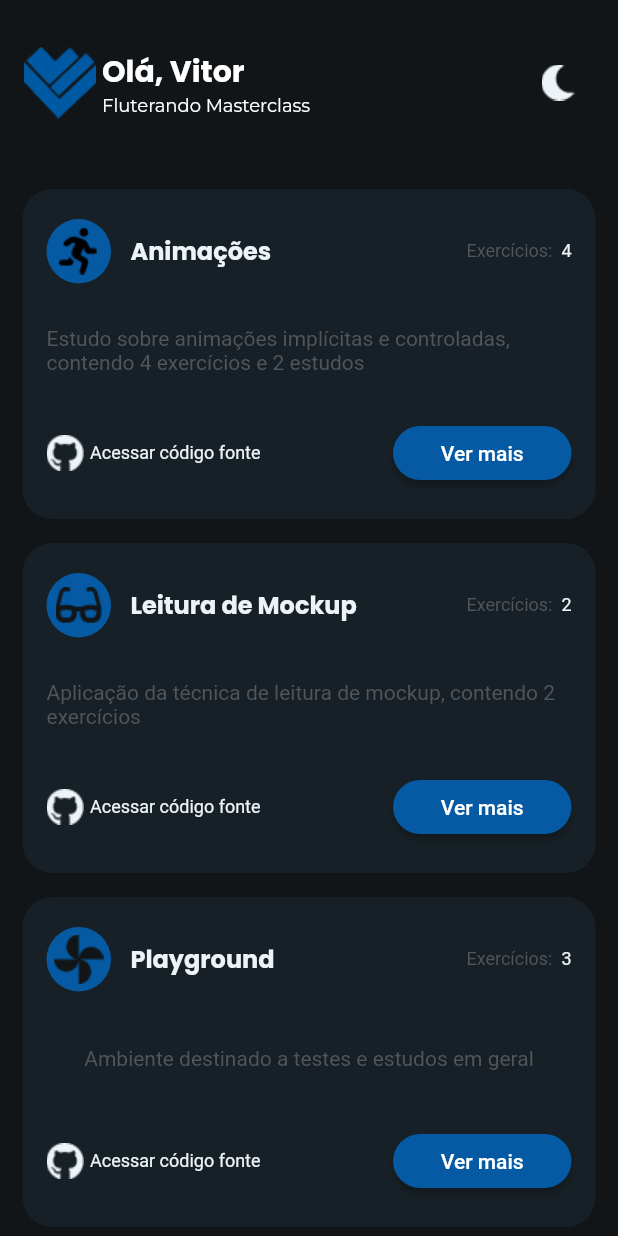
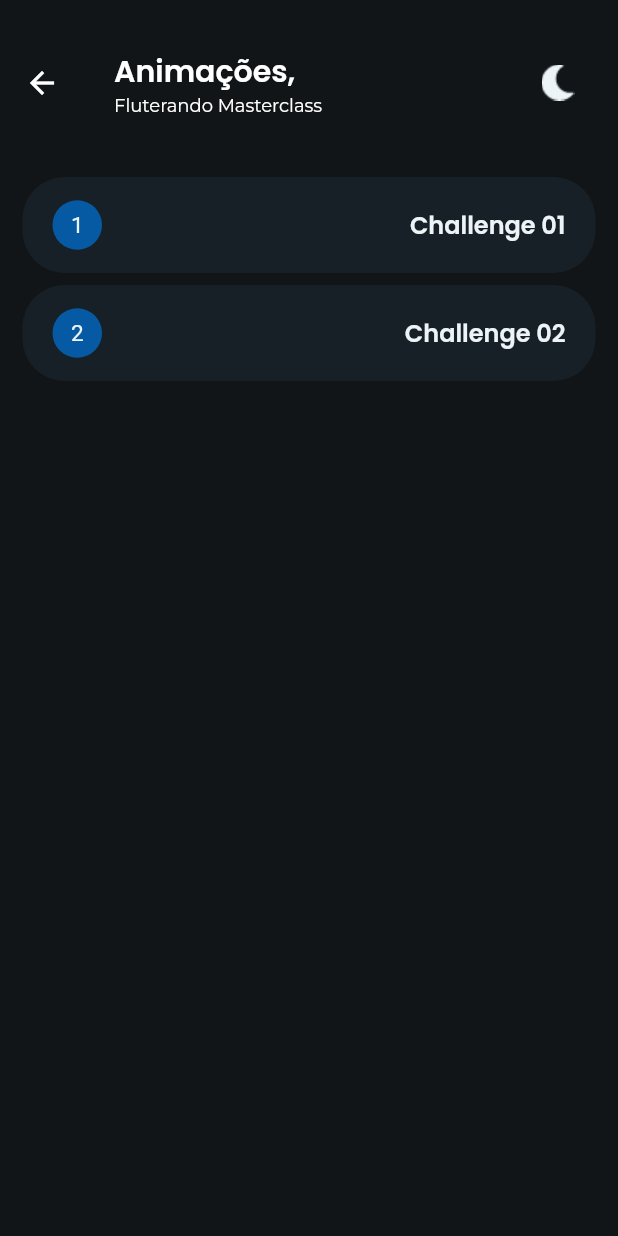
Before and after one commit to rondonVitor/masterclass-app, a Flutter app: the screen it shows after launch, after a tap on "Ver mais", on a phone screen of 412 x 824 dp. Run offline on Flutter 3.47's test engine with Material 2 defaults, Android fonts, the phone set to English and light mode, and no system bars; our stand-ins replace google_fonts.

Commit message:
Added animations challenges

```diff
--- a/lib/app_widget.dart
+++ b/lib/app_widget.dart
@@ -1,4 +1,7 @@
 import 'package:flutter/material.dart';
+import 'package:masterclass_app/modules/animations/animations_page.dart';
+import 'package:masterclass_app/modules/animations/challenge1/animations_challenge1_page.dart';
+import 'package:masterclass_app/modules/animations/challenge2/animations_challenge2_page.dart';
 import 'package:masterclass_app/modules/home/home_page.dart';
 import 'package:masterclass_app/shared/themes/app_colors.dart';
 
@@ -16,6 +19,9 @@ class AppWidget extends StatelessWidget {
       ),
       routes: {
         "/": (context) => const HomePage(),
+        "/animations": (context) => const AnimationsPage(),
+        "/animations/challenge1": (context) => const AnimationsChallenge1Page(),
+        "/animations/challenge2": (context) => const AnimationsChallenge2Page(),
       },
     );
   }
--- /dev/null
+++ b/lib/modules/animations/animations_page.dart
@@ -0,0 +1,41 @@
+import 'package:flutter/material.dart';
+import 'package:masterclass_app/shared/themes/app_colors.dart';
+import 'package:masterclass_app/shared/widgets/base_app_bar_widget.dart';
+import 'package:masterclass_app/shared/widgets/exercise_widget.dart';
+
+class AnimationsPage extends StatelessWidget {
+  const AnimationsPage({Key? key}) : super(key: key);
+
+  @override
+  Widget build(BuildContext context) {
+    return Scaffold(
+      extendBodyBehindAppBar: true,
+      appBar: BaseAppBarWidget(
+        imgLogo: false,
+        title: 'Animações,\n',
+        appBar: AppBar(),
+      ),
+      body: SafeArea(
+        child: Container(
+          width: double.infinity,
+          height: double.infinity,
+          color: AppColors.background,
+          child: Column(
+            children: const [
+              ExerciseWidget(
+                numberExercise: '1',
+                titleExercise: 'Challenge 01',
+                urlRedirect: '/animations/challenge1',
+              ),
+              ExerciseWidget(
+                numberExercise: '2',
+                titleExercise: 'Challenge 02',
+                urlRedirect: '/animations/challenge2',
+              ),
+            ],
+          ),
+        ),
+      ),
+    );
+  }
+}
--- a/lib/modules/home/home_page.dart
+++ b/lib/modules/home/home_page.dart
@@ -2,6 +2,7 @@ import 'package:flutter/material.dart';
 import 'package:masterclass_app/shared/themes/app_colors.dart';
 import 'package:masterclass_app/shared/themes/app_images.dart';
 import 'package:masterclass_app/shared/widgets/base_app_bar_widget.dart';
+import 'package:masterclass_app/shared/widgets/custom_bottom_navigation_bar_widget.dart';
 import 'package:masterclass_app/shared/widgets/custom_card_widget.dart';
 
 class HomePage extends StatelessWidget {
@@ -12,6 +13,7 @@ class HomePage extends StatelessWidget {
     return Scaffold(
       extendBodyBehindAppBar: true,
       appBar: BaseAppBarWidget(
+        imgLogo: true,
         title: 'Olá, Vitor\n',
         appBar: AppBar(),
       ),
@@ -29,7 +31,7 @@ class HomePage extends StatelessWidget {
                     subtitle:
                         'Estudo sobre animações implícitas e controladas, contendo 4 exercícios e 2 estudos',
                     urlImage: AppImages.iconRunning,
-                    redirectUrl: '/',
+                    redirectUrl: '/animations',
                     exercisesNumber: '4',
                   ),
                   CustomCardWidget(
@@ -53,6 +55,7 @@ class HomePage extends StatelessWidget {
           ),
         ),
       ),
+      bottomNavigationBar: const CustomBottomNavigationBarWidget(),
     );
   }
 }
--- a/lib/shared/themes/app_text_styles.dart
+++ b/lib/shared/themes/app_text_styles.dart
@@ -5,11 +5,11 @@ import 'package:masterclass_app/shared/themes/app_colors.dart';
 class TextStyles {
   static final headline1 = GoogleFonts.poppins(
     fontSize: 20,
-    fontWeight: FontWeight.bold,
+    fontWeight: FontWeight.w600,
   );
   static final headline2 = GoogleFonts.poppins(
     fontSize: 16,
-    fontWeight: FontWeight.bold,
+    fontWeight: FontWeight.w600,
     color: AppColors.highlight,
   );
   static final bodyText1 = GoogleFonts.montserrat(
--- a/lib/shared/widgets/base_app_bar_widget.dart
+++ b/lib/shared/widgets/base_app_bar_widget.dart
@@ -7,11 +7,13 @@ class BaseAppBarWidget extends StatelessWidget implements PreferredSizeWidget {
   final Color backgroundColor = AppColors.background;
   final String title;
   final AppBar appBar;
+  final bool imgLogo;
 
   BaseAppBarWidget({
     Key? key,
     required this.title,
     required this.appBar,
+    required this.imgLogo,
   }) : super(key: key);
 
   @override
@@ -23,9 +25,11 @@ class BaseAppBarWidget extends StatelessWidget implements PreferredSizeWidget {
       title: Row(
         crossAxisAlignment: CrossAxisAlignment.center,
         children: [
-          SizedBox(
-            child: Image.asset(AppImages.logo),
-          ),
+          imgLogo
+              ? SizedBox(
+                  child: Image.asset(AppImages.logo),
+                )
+              : Container(),
           Padding(
             padding: const EdgeInsets.only(left: 4),
             child: RichText(
--- /dev/null
+++ b/lib/shared/widgets/custom_bottom_navigation_bar_widget.dart
@@ -0,0 +1,76 @@
+import 'package:flutter/material.dart';
+import 'package:masterclass_app/shared/themes/app_colors.dart';
+import 'package:masterclass_app/shared/themes/app_images.dart';
+
+class CustomBottomNavigationBarWidget extends StatelessWidget {
+  const CustomBottomNavigationBarWidget({Key? key}) : super(key: key);
+
+  @override
+  Widget build(BuildContext context) {
+    return Container(
+      width: double.infinity,
+      height: 80,
+      color: AppColors.background,
+      child: Padding(
+        padding: const EdgeInsets.symmetric(vertical: 12),
+        child: Row(
+          mainAxisAlignment: MainAxisAlignment.spaceEvenly,
+          crossAxisAlignment: CrossAxisAlignment.center,
+          children: [
+            GestureDetector(
+              onTap: () {},
+              child: Column(
+                mainAxisAlignment: MainAxisAlignment.spaceEvenly,
+                children: [
+                  Image.asset(AppImages.iconTarget),
+                  Text(
+                    'Atividades',
+                    style: TextStyle(color: AppColors.highlight),
+                  ),
+                ],
+              ),
+            ),
+            Container(
+              width: 1,
+              decoration: BoxDecoration(color: AppColors.description),
+            ),
+            GestureDetector(
+              onTap: () {},
+              child: Column(
+                mainAxisAlignment: MainAxisAlignment.spaceEvenly,
+                children: [
+                  Image.asset(AppImages.iconGithub),
+                  Text(
+                    'Repositórios',
+                    style: TextStyle(color: AppColors.highlight),
+                  ),
+                ],
+              ),
+            ),
+            Container(
+              width: 1,
+              decoration: BoxDecoration(color: AppColors.description),
+            ),
+            GestureDetector(
+              onTap: () {},
+              child: Column(
+                mainAxisAlignment: MainAxisAlignment.spaceEvenly,
+                children: [
+                  Icon(
+                    Icons.person,
+                    color: AppColors.highlight,
+                    size: 28,
+                  ),
+                  Text(
+                    'Sobre o dev',
+                    style: TextStyle(color: AppColors.highlight),
+                  ),
+                ],
+              ),
+            ),
+          ],
+        ),
+      ),
+    );
+  }
+}
--- a/lib/shared/widgets/custom_card_widget.dart
+++ b/lib/shared/widgets/custom_card_widget.dart
@@ -105,7 +105,9 @@ class CustomCardWidget extends StatelessWidget {
                     ),
                   ),
                   ElevatedButton(
-                    onPressed: () {},
+                    onPressed: () {
+                      Navigator.of(context).pushNamed(redirectUrl);
+                    },
                     style: ElevatedButton.styleFrom(
                       fixedSize: const Size(119, 35),
                       primary: AppColors.primary,
--- /dev/null
+++ b/lib/shared/widgets/exercise_widget.dart
@@ -0,0 +1,66 @@
+import 'package:flutter/material.dart';
+import 'package:masterclass_app/shared/themes/app_colors.dart';
+import 'package:masterclass_app/shared/themes/app_text_styles.dart';
+
+class ExerciseWidget extends StatelessWidget {
+  final String numberExercise;
+  final String titleExercise;
+  final String urlRedirect;
+
+  const ExerciseWidget({
+    Key? key,
+    required this.numberExercise,
+    required this.titleExercise,
+    required this.urlRedirect,
+  }) : super(key: key);
+
+  @override
+  Widget build(BuildContext context) {
+    return Padding(
+      padding: const EdgeInsets.only(left: 15, right: 15, top: 8),
+      child: GestureDetector(
+        onTap: () {
+          Navigator.of(context).pushNamed(urlRedirect);
+        },
+        child: Container(
+          width: double.infinity,
+          height: 64,
+          decoration: BoxDecoration(
+            color: AppColors.card,
+            borderRadius: const BorderRadius.all(
+              Radius.circular(28),
+            ),
+          ),
+          child: Padding(
+            padding: const EdgeInsets.symmetric(horizontal: 20),
+            child: Row(
+              mainAxisAlignment: MainAxisAlignment.spaceBetween,
+              children: [
+                Container(
+                  width: 33,
+                  height: 33,
+                  decoration: BoxDecoration(
+                    color: AppColors.primary,
+                    borderRadius: const BorderRadius.all(
+                      Radius.circular(50),
+                    ),
+                  ),
+                  child: Center(
+                    child: Text(
+                      numberExercise,
+                      style: TextStyle(
+                        color: AppColors.highlight,
+                        fontSize: 15,
+                      ),
+                    ),
+                  ),
+                ),
+                Text(titleExercise, style: TextStyles.headline2),
+              ],
+            ),
+          ),
+        ),
+      ),
+    );
+  }
+}
```
Also changed, not shown: lib/modules/animations/challenge1/animations_challenge1_page.dart (added, +58 -0 lines), lib/modules/animations/challenge2/animations_challenge2_page.dart (added, +83 -0 lines).
